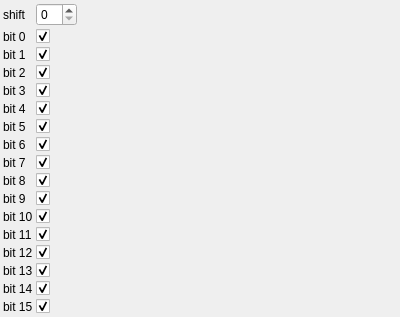
The window that utils/filters/ui/bitSelectorParametersControlWidget.ui (NickPenkrat/corecvs) describes before a commit, drawn with Qt 5.
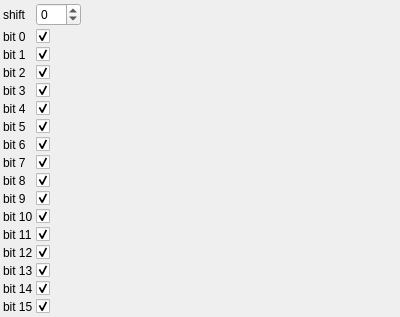
The same window after the commit.

```diff
--- a/utils/filters/ui/bitSelectorParametersControlWidget.ui
+++ b/utils/filters/ui/bitSelectorParametersControlWidget.ui
@@ -32,6 +32,18 @@
        <property name="toolTip">
          <string>shift</string>
        </property>
+       <property name="minimum">
+        <number>-16</number>
+       </property>
+       <property name="maximum">
+        <number>16</number>
+       </property>
+       <property name="singleStep">
+        <number>1</number>
+       </property>
+       <property name="value">
+        <number>0</number>
+       </property>
      </widget>
     </item>
     <item row="1" column="0">
```
